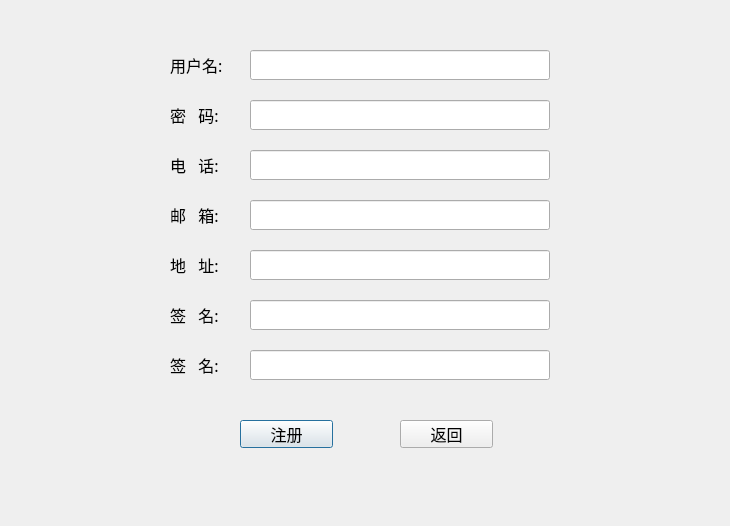
First picture: the form in ui/register.ui, repository wwelemon/LPDsystem, before the edit.
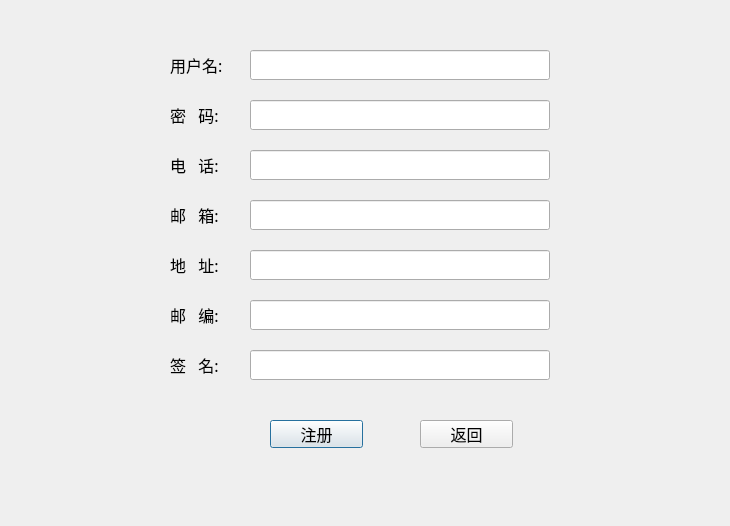
Second picture: the form after the edit.

The edit to the form file:
```diff
--- a/ui/register.ui
+++ b/ui/register.ui
@@ -174,7 +174,7 @@
     </font>
    </property>
    <property name="text">
-    <string>签   名:</string>
+    <string>邮   编:</string>
    </property>
   </widget>
   <widget class="QLineEdit" name="lineEdit_6">
@@ -219,7 +219,7 @@
   <widget class="QPushButton" name="registerbutton">
    <property name="geometry">
     <rect>
-     <x>240</x>
+     <x>270</x>
      <y>420</y>
      <width>93</width>
      <height>28</height>
@@ -238,7 +238,7 @@
   <widget class="QPushButton" name="backbutton">
    <property name="geometry">
     <rect>
-     <x>400</x>
+     <x>420</x>
      <y>420</y>
      <width>93</width>
      <height>28</height>
```
Left out of the diff: 6 changed lines with no effect on the pictures.
